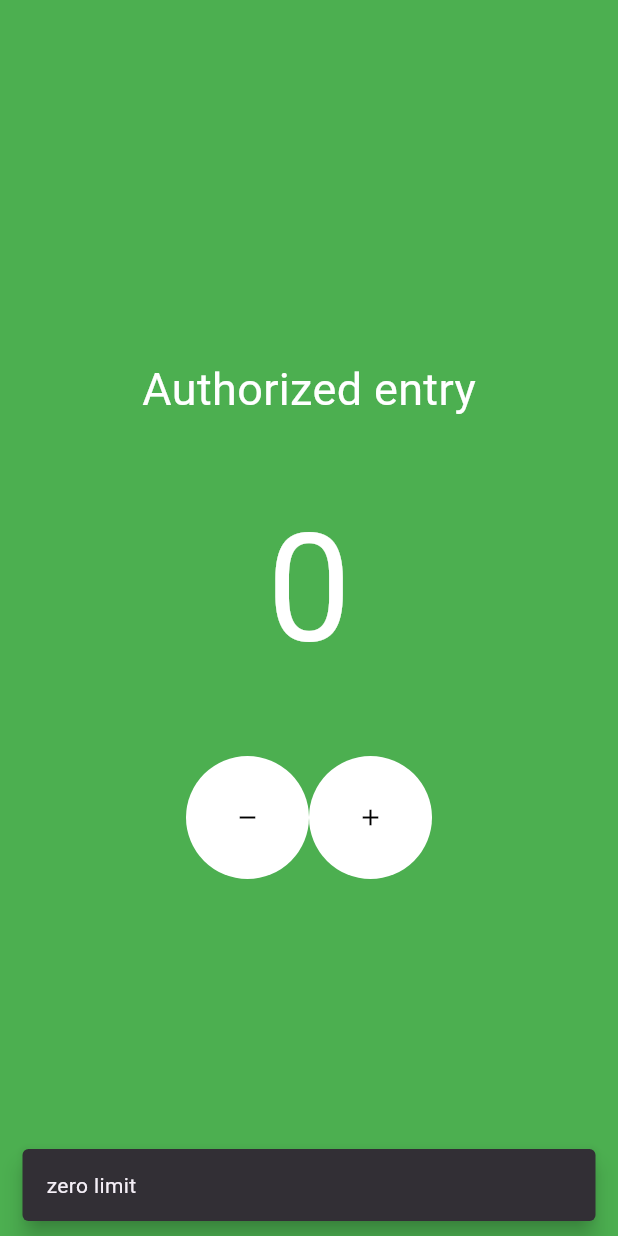
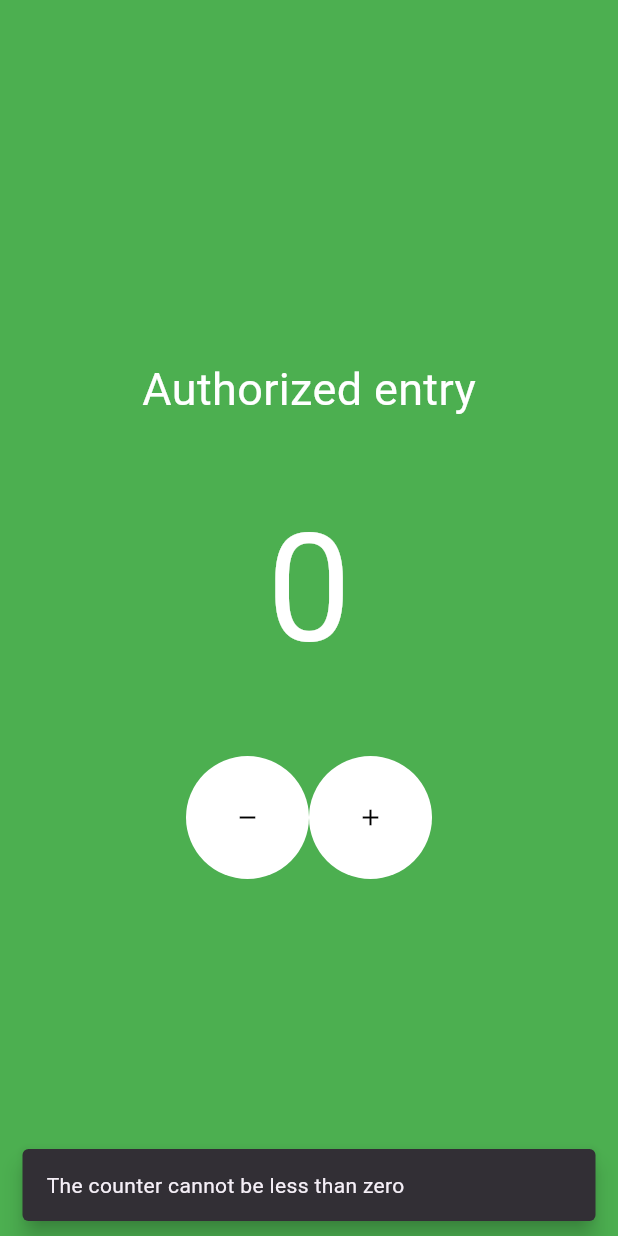
Before and after one commit to martinslmendes/counter, a Flutter app: the screen it shows after launch, after a tap on the "remove" icon, on a phone screen of 412 x 824 dp. Run offline on Flutter 3.47's test engine with Material 3 defaults, Android fonts, the phone set to English and light mode, and no system bars.

Commit message:
fix: corrected SnackBar message text

```diff
--- a/lib/main.dart
+++ b/lib/main.dart
@@ -37,7 +37,7 @@ class _HomepageState extends State<Homepage> {
   int count = 0;
 
   static SnackBar unsignedLimit = const SnackBar(
-    content: Text('zero limit'),
+    content: Text('The counter cannot be less than zero'),
     behavior: SnackBarBehavior.floating,
   );
 
```
